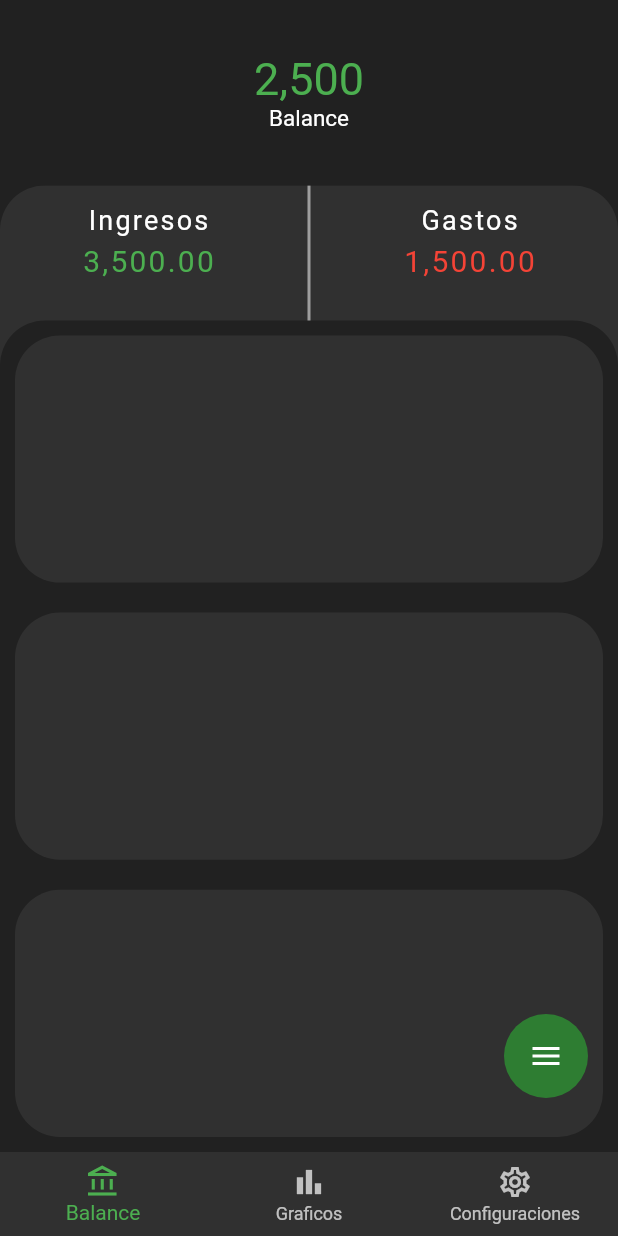
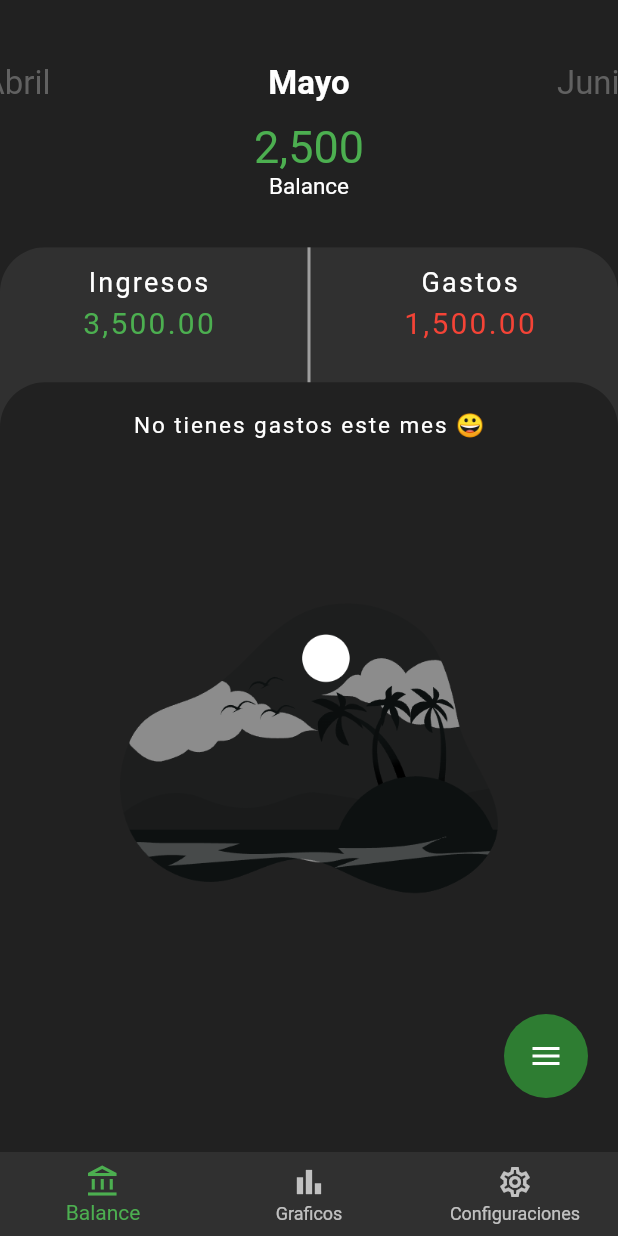
Before and after one commit to rodrigoBak-flutter/app_balance_bakapp, a Flutter app: the screen it shows after launch, on a phone screen of 412 x 824 dp. Run offline on Flutter 3.47's test engine with Material 2 defaults, Android fonts, the phone set to English and light mode, and no system bars; our stand-ins replace fluttertoast, sqflite; missing offline and left inert: flutter_material_color_picker; accounts and stored records are empty.

Commit message:
app_balance_bakApp 1.0.9

```diff
--- a/lib/main.dart
+++ b/lib/main.dart
@@ -9,6 +9,11 @@ import 'package:app_balances_bakapp/src/providers/providers.dart';
 //Screens
 import 'package:app_balances_bakapp/src/screens/home_screen.dart';
 import 'package:provider/provider.dart';
+
+/*
+  Sacar de BalanceScreen la condicion de que en Diciembre ya no puedo cargar mas gatos e ingresos :)
+
+ */
 
 void main() {
   runApp(
--- a/lib/src/providers/ui_provider.dart
+++ b/lib/src/providers/ui_provider.dart
@@ -2,6 +2,7 @@ import 'package:flutter/material.dart';
 
 class UIProvider extends ChangeNotifier {
   int _bnbIndex = 0;
+  int _selectedMonth = DateTime.now().month -1;
 
   int get bnbIndex => _bnbIndex;
 
@@ -9,4 +10,10 @@ class UIProvider extends ChangeNotifier {
     _bnbIndex = i;
     notifyListeners();
   }
+
+  int get selectedMonth => _selectedMonth;
+  set selectedMonth (int i){
+    _selectedMonth = i;
+    notifyListeners();
+  }
 }
--- a/lib/src/screens/balance_screen.dart
+++ b/lib/src/screens/balance_screen.dart
@@ -1,10 +1,12 @@
 import 'dart:math';
 
+import 'package:app_balances_bakapp/src/providers/providers.dart';
 import 'package:app_balances_bakapp/src/widgets/balance_widget_wt/flowBoton_widget.dart';
 import 'package:flutter/material.dart';
 
 //Widgets
 import 'package:app_balances_bakapp/src/widgets/widgets.dart';
+import 'package:provider/provider.dart';
 
 class BalanceScreen extends StatefulWidget {
   const BalanceScreen({super.key});
@@ -17,6 +19,8 @@ class _BalanceScreenState extends State<BalanceScreen> {
   //Controlador de la animacion
   final _scrollControler = ScrollController();
   double _offset = 0;
+
+  bool disableFAB = false; // Aqui declaro un booleano
 
   void _listener() {
     setState(() {
@@ -46,20 +50,33 @@ class _BalanceScreenState extends State<BalanceScreen> {
   @override
   Widget build(BuildContext context) {
     final size = MediaQuery.of(context).size;
+    final eList = context.watch<ExpensesProvider>().eList;
+    final etList = context.watch<ExpensesProvider>().eList;
+    final month = context.watch<UIProvider>().selectedMonth +
+        1; // Aqui mando llamar al provider month
+
+    ///// Aqui coloco la condicion ///////
+    if (month == 12) {
+      disableFAB = true;
+    } else {
+      disableFAB = false;
+    }
     return Scaffold(
       floatingActionButtonLocation: FloatingActionButtonLocation.centerFloat,
-      floatingActionButton: FlowButtonWidget(),
+      floatingActionButton:
+          (disableFAB) ? const Text('Ya no puede agregar mas ingresos, ni egresos') : FlowButtonWidget(),
       body: CustomScrollView(
         controller: _scrollControler,
         physics: const BouncingScrollPhysics(),
         slivers: [
           SliverAppBar(
             elevation: 0.0,
-            expandedHeight: size.height * 0.15,
+            expandedHeight: size.height * 0.20,
             flexibleSpace: FlexibleSpaceBar(
               background: Column(
                 mainAxisAlignment: MainAxisAlignment.center,
                 children: const [
+                  MonthSelectorWidget(),
                   Text(
                     '2,500',
                     style: TextStyle(
--- a/lib/src/screens/home_screen.dart
+++ b/lib/src/screens/home_screen.dart
@@ -27,14 +27,15 @@ class _HomeScreen extends StatelessWidget {
   @override
   Widget build(BuildContext context) {
     final uiProvider = Provider.of<UIProvider>(context);
-    final exProvider = Provider.of<ExpensesProvider>(context,listen: false);
+    final exProvider = Provider.of<ExpensesProvider>(context, listen: false);
     final DateTime _date = DateTime.now();
     final currentIndex = uiProvider.bnbIndex;
+    final currentMonth = uiProvider.selectedMonth + 1;
 
     switch (currentIndex) {
       case 0:
-      exProvider.getExpensesByDate(_date.month, _date.year);
-      exProvider.getAllFeatures();
+        exProvider.getExpensesByDate(currentMonth, _date.year);
+        exProvider.getAllFeatures();
         return const BalanceScreen();
       case 1:
         return const ChartsScreen();
--- a/lib/src/widgets/add_expenses_wt/save_button.dart
+++ b/lib/src/widgets/add_expenses_wt/save_button.dart
@@ -1,5 +1,6 @@
 import 'package:app_balances_bakapp/src/models/combined_model.dart';
 import 'package:app_balances_bakapp/src/providers/expenses_provider.dart';
+import 'package:app_balances_bakapp/src/providers/providers.dart';
 import 'package:app_balances_bakapp/src/utils/constants.dart';
 import 'package:flutter/material.dart';
 import 'package:fluttertoast/fluttertoast.dart';
@@ -12,6 +13,7 @@ class SaveButtonWidget extends StatelessWidget {
   @override
   Widget build(BuildContext context) {
     final exProvider = Provider.of<ExpensesProvider>(context, listen: false);
+    final uiProvider = Provider.of<UIProvider>(context, listen: false);
     final size = MediaQuery.of(context).size;
     return GestureDetector(
       onTap: () {
@@ -19,10 +21,10 @@ class SaveButtonWidget extends StatelessWidget {
         if (cModel.amount != 0.0 && cModel.link != null) {
           exProvider.addNewExpenes(cModel);
           Fluttertoast.showToast(
-              gravity: ToastGravity.CENTER,
               msg: 'Gasto agregado 👌',
               backgroundColor: Colors.green,
               textColor: Colors.white);
+          uiProvider.bnbIndex = 0;
           Navigator.pop(context);
         } else if (cModel.amount == 0.0) {
           Fluttertoast.showToast(
--- a/lib/src/widgets/balance_widget_wt/front_sheet.dart
+++ b/lib/src/widgets/balance_widget_wt/front_sheet.dart
@@ -1,34 +1,57 @@
+import 'package:app_balances_bakapp/src/providers/expenses_provider.dart';
 import 'package:app_balances_bakapp/src/utils/constants.dart';
+import 'package:app_balances_bakapp/src/widgets/widgets.dart';
 import 'package:flutter/material.dart';
+import 'package:provider/provider.dart';
 
 class FrontSheetWidget extends StatelessWidget {
   const FrontSheetWidget({super.key});
 
   @override
   Widget build(BuildContext context) {
-    final size = MediaQuery.of(context).size;
-    var _list = List.generate(
-      10,
-      (i) => Padding(
-        padding: const EdgeInsets.all(10),
-        child: Container(
-          height: size.height * 0.20,
-          decoration: BoxDecoration(
-            borderRadius: BorderRadius.circular(30),
-            color: Theme.of(context).primaryColorDark,
-          ),
-        ),
-      ),
-    );
+    final eList = Provider.of<ExpensesProvider>(context).eList;
+    bool hasData = false;
 
+    if (eList.isNotEmpty) {
+      hasData = true;
+    }
     return Container(
-      decoration: Constants.sheetBoxDecoration(
-          Theme.of(context).scaffoldBackgroundColor),
-      child: ListView(
-        shrinkWrap: true,
-        physics: const NeverScrollableScrollPhysics(),
-        children: _list,
-      ),
-    );
+        decoration: Constants.sheetBoxDecoration(
+            Theme.of(context).scaffoldBackgroundColor),
+        child: (hasData)
+            ? ListView(
+                shrinkWrap: true,
+                physics: const NeverScrollableScrollPhysics(),
+                children: const [
+                  FlayerSkinWidget(
+                      myTitle: 'Categoria de Gastos',
+                      myWidget: FlayerCategoriesWidget()),
+                  FlayerSkinWidget(
+                      myTitle: 'Frecuencia de Gastos',
+                      myWidget: SizedBox(height: 150)),
+                  FlayerSkinWidget(
+                      myTitle: 'Movimientos', myWidget: SizedBox(height: 150)),
+                  FlayerSkinWidget(
+                      myTitle: 'Balance General',
+                      myWidget: SizedBox(height: 150)),
+                ],
+              )
+            : Column(
+                children: [
+                  Container(
+                    margin: const EdgeInsets.only(top: 20),
+                    child: const Text(
+                      'No tienes gastos este mes 😀',
+                      maxLines: 1,
+                      style: TextStyle(fontSize: 15, letterSpacing: 1.3),
+                    ),
+                  ),
+                  Container(
+                    padding: const EdgeInsets.all(80),
+                     child: Image.asset('assets/empty.png'),
+                  ),
+
+                ],
+              ));
   }
 }
--- /dev/null
+++ b/lib/src/widgets/balance_widget_wt/month_selector.dart
@@ -0,0 +1,64 @@
+import 'package:app_balances_bakapp/src/providers/providers.dart';
+import 'package:flutter/material.dart';
+import 'package:provider/provider.dart';
+
+class MonthSelectorWidget extends StatelessWidget {
+  const MonthSelectorWidget({super.key});
+
+  @override
+  Widget build(BuildContext context) {
+    final size = MediaQuery.of(context).size;
+    final uiProvider = Provider.of<UIProvider>(context, listen: false);
+
+    int currentPage = Provider.of<UIProvider>(context).selectedMonth;
+    PageController _controller;
+    _controller =
+        PageController(initialPage: currentPage, viewportFraction: 0.4);
+
+    return SizedBox(
+      height: size.height * 0.06,
+      child: PageView(
+        onPageChanged: (int i) => uiProvider.selectedMonth = i,
+        physics: const BouncingScrollPhysics(),
+        controller: _controller,
+        children: [
+          _pageItems('Enero', 0, currentPage),
+          _pageItems('Febrero', 1, currentPage),
+          _pageItems('Marzo', 2, currentPage),
+          _pageItems('Abril', 3, currentPage),
+          _pageItems('Mayo', 4, currentPage),
+          _pageItems('Junio', 5, currentPage),
+          _pageItems('Julio', 6, currentPage),
+          _pageItems('Agosto', 7, currentPage),
+          _pageItems('Septiembre', 8, currentPage),
+          _pageItems('Octubre', 9, currentPage),
+          _pageItems('Noviembre', 10, currentPage),
+          _pageItems('Diciembre', 11, currentPage),
+        ],
+      ),
+    );
+  }
+
+  _pageItems(String name, int position, int currentPage) {
+    var _aligment = Alignment.center;
+
+    const selected = TextStyle(fontSize: 22, fontWeight: FontWeight.bold);
+    final unSelected = TextStyle(fontSize: 22, color: Colors.grey[700]);
+
+    if (position == currentPage) {
+      _aligment = Alignment.center;
+    } else if (position > currentPage) {
+      _aligment = Alignment.centerRight / 2;
+    } else {
+      _aligment = Alignment.centerLeft / 2;
+    }
+
+    return Align(
+      alignment: _aligment,
+      child: Text(
+        name,
+        style: position == currentPage ? selected : unSelected,
+      ),
+    );
+  }
+}
--- a/pubspec.yaml
+++ b/pubspec.yaml
@@ -69,8 +69,8 @@ flutter:
   uses-material-design: true
 
   # To add assets to your application, add an assets section, like this:
-  # assets:
-  #   - images/a_dot_burr.jpeg
+  assets:
+  - assets/
   #   - images/a_dot_ham.jpeg
 
   # An image asset can refer to one or more resolution-specific "variants", see
```
Also changed, not shown: lib/src/providers/expenses_provider.dart (+32 -0 lines), lib/src/widgets/balance_widget_wt/flayer_categories.dart (added, +69 -0 lines), lib/src/widgets/balance_widget_wt/flayer_skin.dart (added, +36 -0 lines), lib/src/widgets/widgets.dart (+7 -1 lines), assets/empty.png (added).
